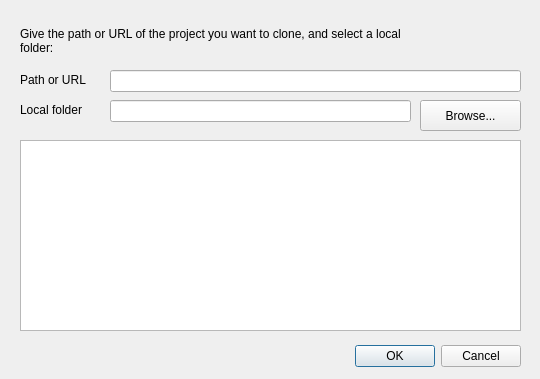
c3d/tao3D, file xl2/tao/clone_dialog.ui: the form before one commit.
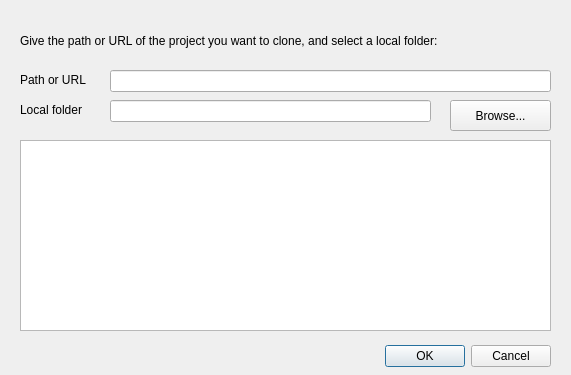
The form after the commit. Custom widgets are drawn as their Qt base class.

Commit message: Slightly resize clone dialog

```diff
--- a/xl2/tao/clone_dialog.ui
+++ b/xl2/tao/clone_dialog.ui
@@ -9,8 +9,8 @@
    <rect>
     <x>0</x>
     <y>0</y>
-    <width>540</width>
-    <height>379</height>
+    <width>571</width>
+    <height>375</height>
    </rect>
   </property>
   <property name="windowTitle">
@@ -19,7 +19,7 @@
   <widget class="QDialogButtonBox" name="buttonBox">
    <property name="geometry">
     <rect>
-     <x>180</x>
+     <x>210</x>
      <y>340</y>
      <width>341</width>
      <height>32</height>
@@ -37,7 +37,7 @@
     <rect>
      <x>20</x>
      <y>20</y>
-     <width>401</width>
+     <width>531</width>
      <height>41</height>
     </rect>
    </property>
@@ -66,7 +66,7 @@
     <rect>
      <x>110</x>
      <y>70</y>
-     <width>411</width>
+     <width>441</width>
      <height>22</height>
     </rect>
    </property>
@@ -89,7 +89,7 @@
     <rect>
      <x>110</x>
      <y>100</y>
-     <width>301</width>
+     <width>321</width>
      <height>22</height>
     </rect>
    </property>
@@ -97,7 +97,7 @@
   <widget class="QPushButton" name="browseButton">
    <property name="geometry">
     <rect>
-     <x>420</x>
+     <x>450</x>
      <y>100</y>
      <width>101</width>
      <height>31</height>
@@ -115,7 +115,7 @@
     <rect>
      <x>20</x>
      <y>140</y>
-     <width>501</width>
+     <width>531</width>
      <height>191</height>
     </rect>
    </property>
```
